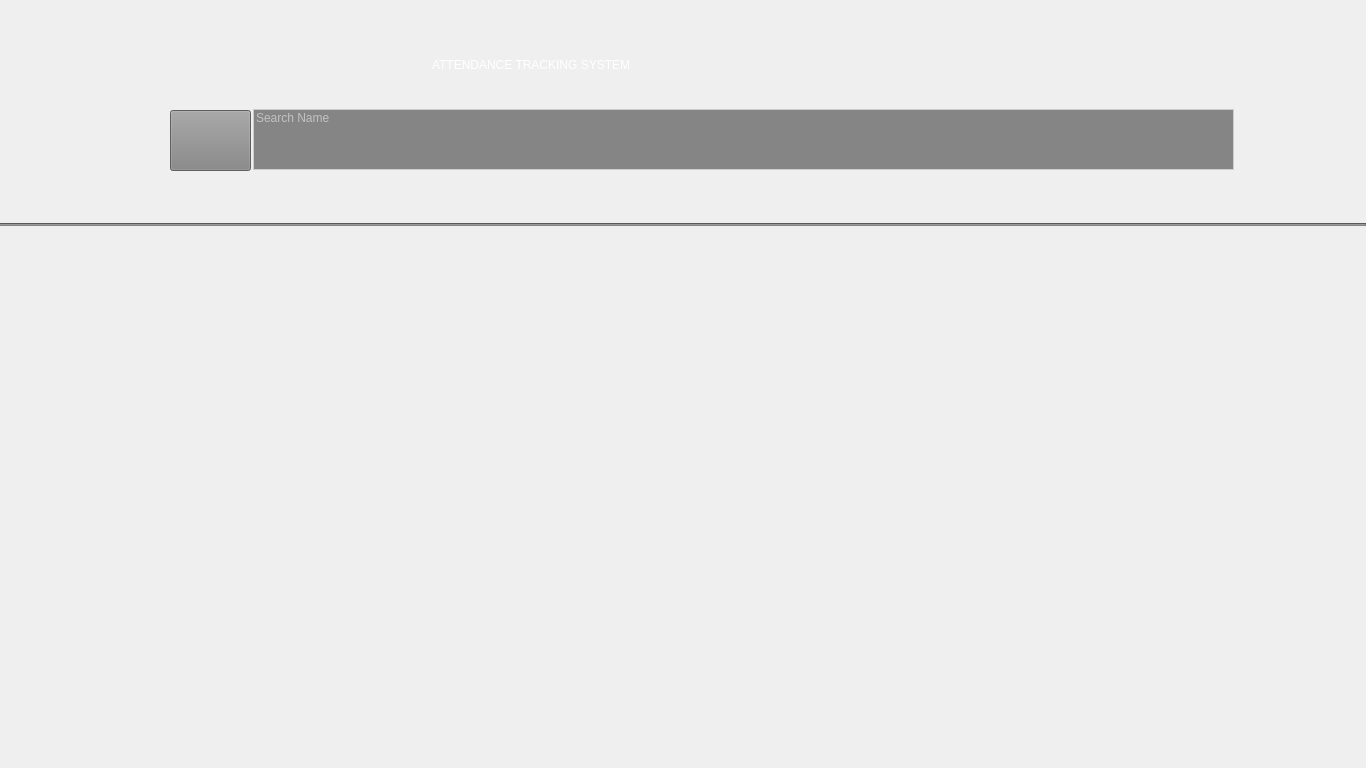
Qt form ui/admin.ui (HimoJCode/Automated-Attendance-Tracking) before a commit.
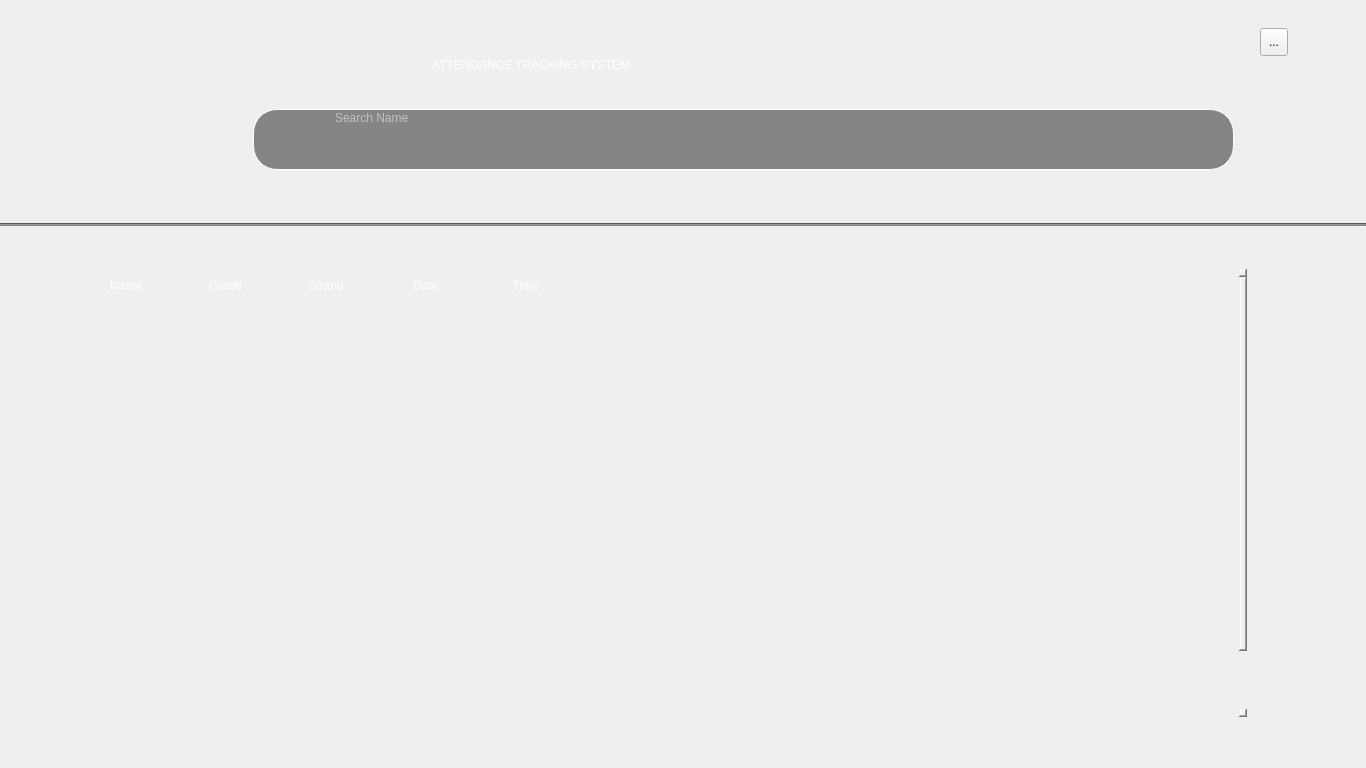
The same form after that commit. Icons and pictures are not drawn.

Commit message: Adding logout and role base login

What changed in the file:
```diff
--- a/ui/admin.ui
+++ b/ui/admin.ui
@@ -45,18 +45,27 @@
    <widget class="QLineEdit" name="searchBar">
     <property name="geometry">
      <rect>
-      <x>253</x>
+      <x>333</x>
       <y>109</y>
-      <width>981</width>
+      <width>901</width>
       <height>61</height>
      </rect>
     </property>
     <property name="styleSheet">
      <string notr="true">color: rgb(255, 255, 255);
 font: 30pt &quot;MS Shell Dlg 2&quot;;
-border: 1px solid #ccc;
 background: transparent;
-background-color: rgb(133, 133, 133);</string>
+background-color: rgb(133, 133, 133);
+
+
+border-top: 1px solid white;
+border-right: 1px solid white;
+border-bottom: 1px solid white;
+border-left: none;
+
+border-top-right-radius: 24px;
+border-bottom-right-radius: 24px;
+</string>
     </property>
     <property name="alignment">
      <set>Qt::AlignLeading|Qt::AlignLeft|Qt::AlignTop</set>
@@ -68,14 +77,22 @@
    <widget class="QPushButton" name="searchButton">
     <property name="geometry">
      <rect>
-      <x>170</x>
-      <y>110</y>
+      <x>253</x>
+      <y>109</y>
       <width>81</width>
       <height>61</height>
      </rect>
     </property>
     <property name="styleSheet">
-     <string notr="true">background-color: rgb(133, 133, 133);</string>
+     <string notr="true">background-color: rgb(133, 133, 133);
+
+border-top: 1px solid white;
+border-left: 1px solid white;
+border-bottom: 1px solid white;
+border-right: none;
+
+border-top-left-radius: 24px;
+border-bottom-left-radius: 24px;</string>
     </property>
     <property name="text">
      <string/>
@@ -143,7 +160,127 @@
      <string/>
     </property>
    </widget>
-   <widget class="QPushButton" name="logout_button">
+   <widget class="QTableWidget" name="tableWidget">
+    <property name="geometry">
+     <rect>
+      <x>76</x>
+      <y>269</y>
+      <width>1171</width>
+      <height>448</height>
+     </rect>
+    </property>
+    <property name="styleSheet">
+     <string notr="true">QTableWidget {
+    background: transparent;
+    color: white;
+    font: 12pt &quot;Segoe UI&quot;;
+    gridline-color: rgba(255, 255, 255, 50);
+    border: none;
+}
+
+QHeaderView::section {
+    
+    background: transparent;
+    color: white;
+    font: bold 13pt &quot;Segoe UI&quot;;
+    border: none;
+    padding: 8px;
+}
+
+QScrollBar:vertical {
+    background: transparent;
+    width: 8px;
+}
+</string>
+    </property>
+    <property name="horizontalScrollBarPolicy">
+     <enum>Qt::ScrollBarAsNeeded</enum>
+    </property>
+    <property name="sizeAdjustPolicy">
+     <enum>QAbstractScrollArea::AdjustToContents</enum>
+    </property>
+    <property name="tabKeyNavigation">
+     <bool>true</bool>
+    </property>
+    <property name="showDropIndicator" stdset="0">
+     <bool>true</bool>
+    </property>
+    <property name="dragDropOverwriteMode">
+     <bool>true</bool>
+    </property>
+    <property name="showGrid">
+     <bool>false</bool>
+    </property>
+    <property name="sortingEnabled">
+     <bool>true</bool>
+    </property>
+    <property name="wordWrap">
+     <bool>true</bool>
+    </property>
+    <property name="rowCount">
+     <number>15</number>
+    </property>
+    <attribute name="horizontalHeaderVisible">
+     <bool>true</bool>
+    </attribute>
+    <attribute name="horizontalHeaderCascadingSectionResizes">
+     <bool>false</bool>
+    </attribute>
+    <attribute name="horizontalHeaderStretchLastSection">
+     <bool>false</bool>
+    </attribute>
+    <attribute name="verticalHeaderVisible">
+     <bool>false</bool>
+    </attribute>
+    <attribute name="verticalHeaderHighlightSections">
+     <bool>true</bool>
+    </attribute>
+    <row>
+     <property name="text">
+      <string/>
+     </property>
+    </row>
+    <row/>
+    <row/>
+    <row/>
+    <row/>
+    <row/>
+    <row/>
+    <row/>
+    <row/>
+    <row/>
+    <row/>
+    <row/>
+    <row/>
+    <row/>
+    <row/>
+    <column>
+     <property name="text">
+      <string>Name</string>
+     </property>
+    </column>
+    <column>
+     <property name="text">
+      <string>Grade</string>
+     </property>
+    </column>
+    <column>
+     <property name="text">
+      <string>Strand</string>
+     </property>
+    </column>
+    <column>
+     <property name="text">
+      <string>Date</string>
+     </property>
+    </column>
+    <column>
+     <property name="text">
+      <string>Time</string>
+     </property>
+    </column>
+   </widget>
+   <widget class="QToolButton" name="toolButtonMenu">
     <property name="geometry">
      <rect>
       <x>1260</x>
@@ -157,10 +294,22 @@
     </property>
     <property name="styleSheet">
      <string notr="true"> background: transparent;
- border: none;</string>
+ border: none;
+
+
+QMenu {
+    background-color: #444;
+    color: white;
+    font: bold 10pt &quot;Segoe UI&quot;;
+    padding: 8px;
+}
+QMenu::item:selected {
+    background-color: #666;
+}
+</string>
     </property>
     <property name="text">
-     <string/>
+     <string>...</string>
     </property>
     <property name="icon">
      <iconset>
@@ -172,6 +321,9 @@
       <height>40</height>
      </size>
     </property>
+    <property name="popupMode">
+     <enum>QToolButton::InstantPopup</enum>
+    </property>
    </widget>
   </widget>
  </widget>
```
Left out of the diff: 10 changed lines with no effect on the pictures. The commit also changes 6 other files.
